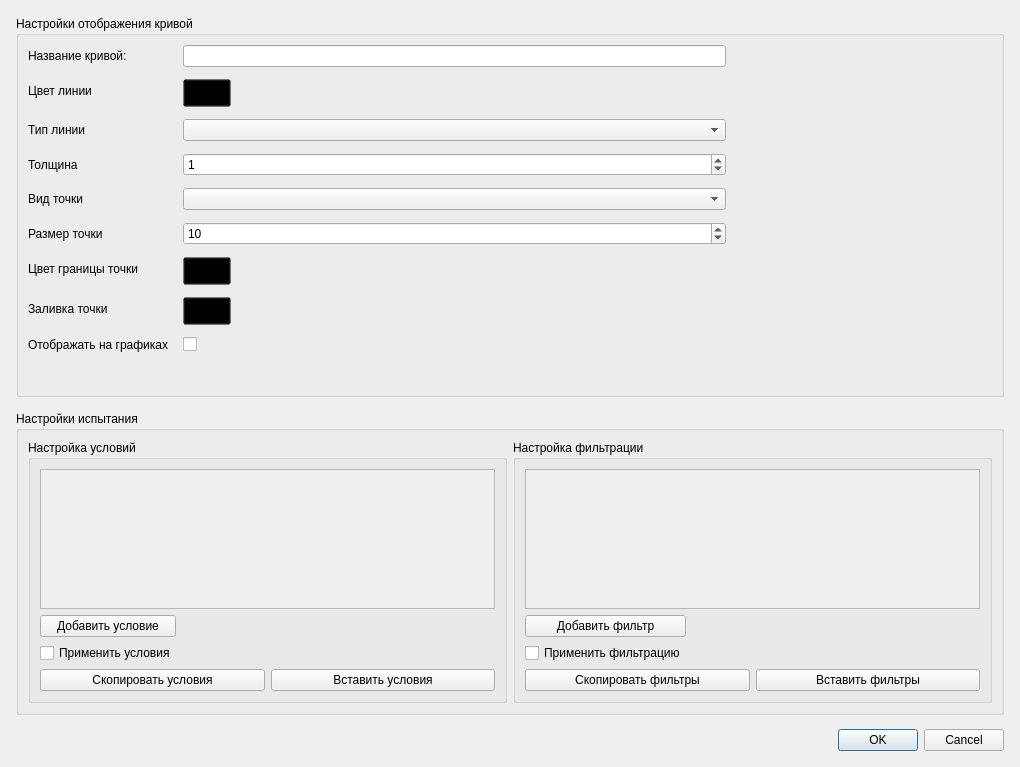
Before: the Qt Designer form resources/ui/edit_test.ui in rymatoi/new-uniskad, drawn with Qt 5.
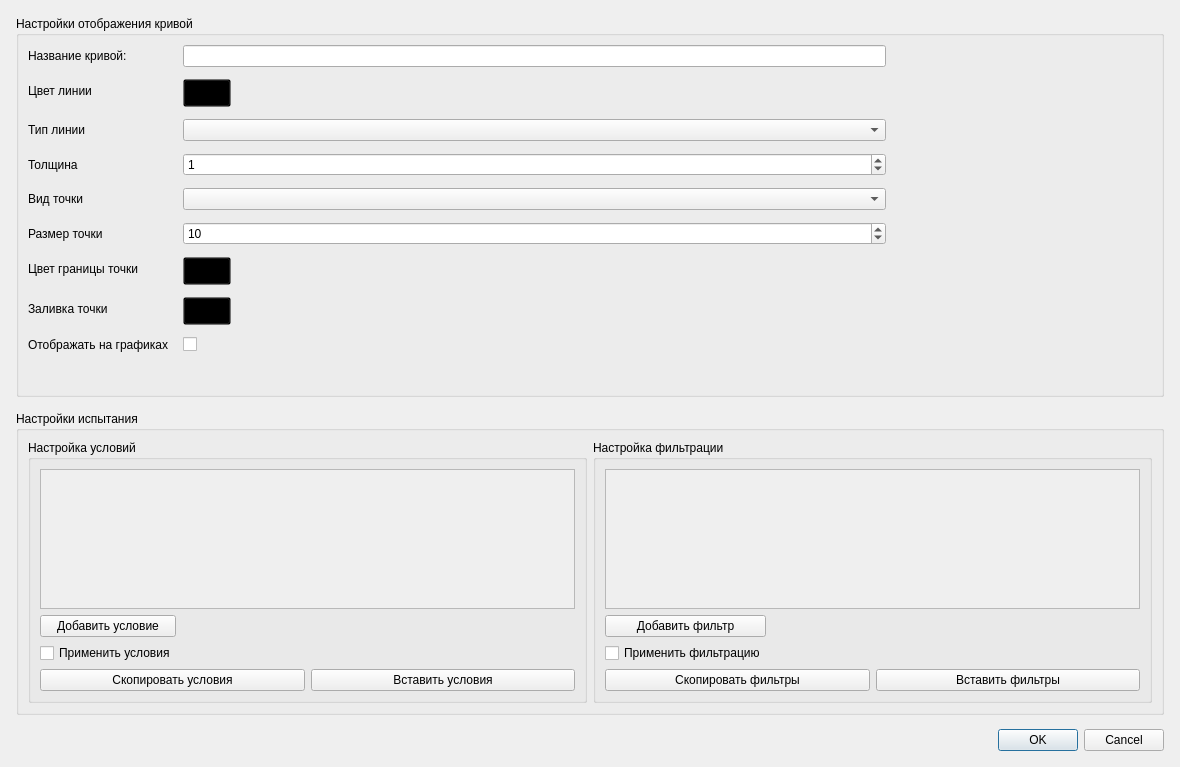
After: the same form once the commit is applied. Custom widgets are drawn as their Qt base class.

Commit message: Widen curve style settings in test dialog

The edit to the form file:
```diff
--- a/resources/ui/edit_test.ui
+++ b/resources/ui/edit_test.ui
@@ -6,7 +6,7 @@
    <rect>
     <x>0</x>
     <y>0</y>
-    <width>1020</width>
+    <width>1180</width>
     <height>767</height>
    </rect>
   </property>
@@ -46,7 +46,14 @@
              </widget>
             </item>
             <item row="0" column="1">
-             <widget class="QLineEdit" name="curveNameLineEdit"/>
+             <widget class="QLineEdit" name="curveNameLineEdit">
+              <property name="minimumSize">
+               <size>
+                <width>360</width>
+                <height>0</height>
+               </size>
+              </property>
+             </widget>
             </item>
             <item row="1" column="0">
              <widget class="QLabel" name="colorLabel">
```
Left out of the diff: 3 changed lines with no effect on the pictures. The commit also changes 1 other file.
